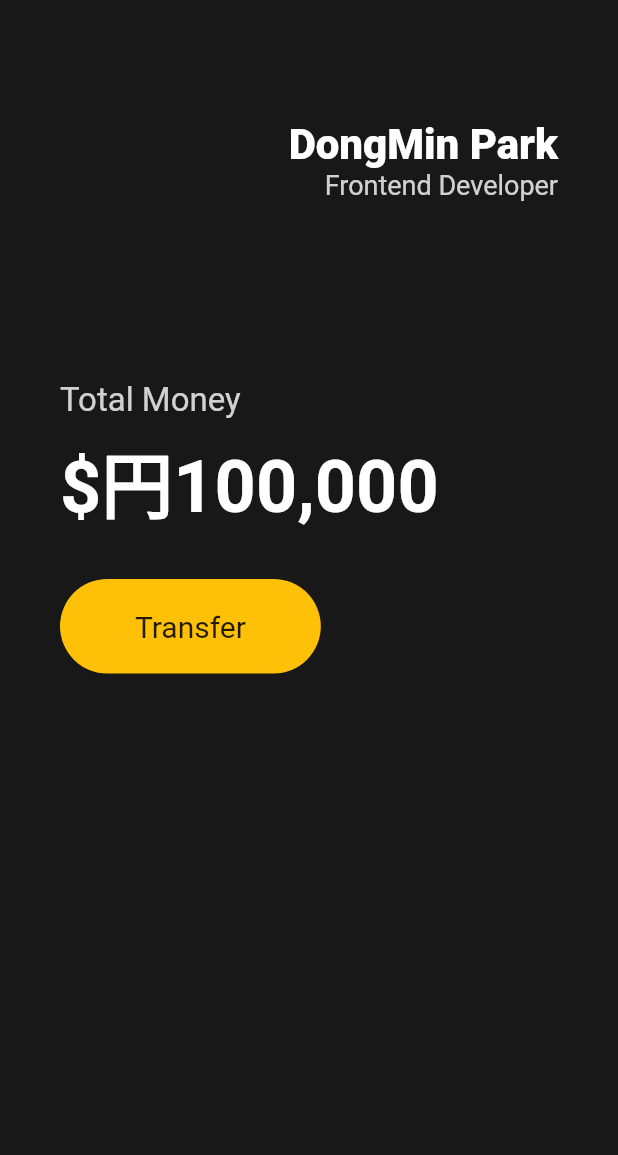
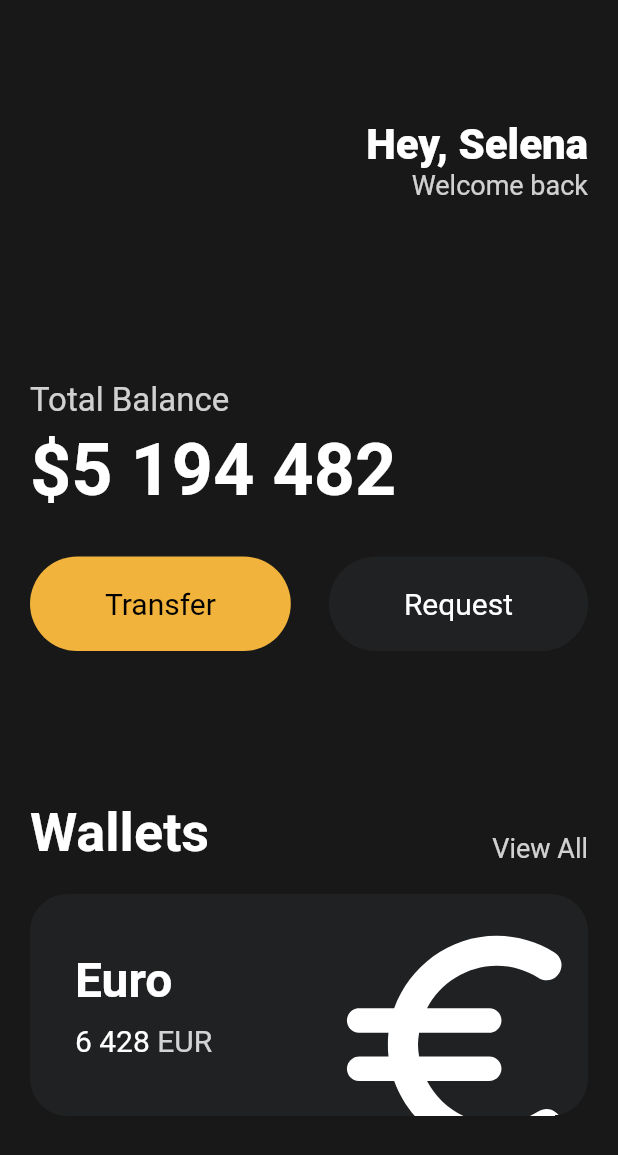
Before and after one commit to dongmin7208/line_web_comic, a Flutter app: the screen it shows after launch, on a phone screen of 412 x 824 dp. Shown: the top 1155 px of the screen. Run offline on Flutter 3.47's test engine with Material 2 defaults, Android fonts, the phone set to English and light mode, and no system bars.

Commit message:
ADD: button

```diff
--- a/lib/main.dart
+++ b/lib/main.dart
@@ -1,39 +1,36 @@
 import 'package:flutter/material.dart';
+import 'package:line_web_comic/widgets/button.dart';
 
-class Player {
-  String? name = "park";
-
-  Player({required this.name});
+void main() {
+  runApp(const App());
 }
 
-void main() {
-  runApp(MyApp());
-}
+class App extends StatelessWidget {
+  const App({super.key});
 
-class MyApp extends StatelessWidget {
   @override
   Widget build(BuildContext context) {
     return MaterialApp(
       home: Scaffold(
-        backgroundColor: Color(0xFF181818),
+        backgroundColor: const Color(0xFF181818),
         body: Padding(
-          padding: EdgeInsets.symmetric(
-            horizontal: 40,
+          padding: const EdgeInsets.symmetric(
+            horizontal: 20,
           ),
           child: Column(
             crossAxisAlignment: CrossAxisAlignment.start,
             children: [
-              SizedBox(
+              const SizedBox(
                 height: 80,
               ),
-              Row(
+              const Row(
                 mainAxisAlignment: MainAxisAlignment.end,
                 children: [
                   Column(
                     crossAxisAlignment: CrossAxisAlignment.end,
                     children: [
                       Text(
-                        'DongMin Park',
+                        'Hey, Selena',
                         style: TextStyle(
                           color: Colors.white,
                           fontSize: 28,
@@ -41,7 +38,7 @@
                         ),
                       ),
                       Text(
-                        'Frontend Developer',
+                        'Welcome back',
                         style: TextStyle(
                           color: Color.fromRGBO(255, 255, 255, 0.8),
                           fontSize: 18,
@@ -51,52 +48,135 @@
                   )
                 ],
               ),
-              SizedBox(
+              const SizedBox(
                 height: 120,
               ),
               Text(
-                'Total Money',
+                'Total Balance',
                 style: TextStyle(
                   fontSize: 22,
                   color: Colors.white.withOpacity(0.8),
                 ),
               ),
-              SizedBox(
+              const SizedBox(
                 height: 5,
               ),
-              Text(
-                '\$円100,000',
+              const Text(
+                '\$5 194 482',
                 style: TextStyle(
                   fontSize: 48,
                   fontWeight: FontWeight.w600,
                   color: Colors.white,
                 ),
               ),
-              SizedBox(
+              const SizedBox(
                 height: 30,
               ),
+              const Row(
+                mainAxisAlignment: MainAxisAlignment.spaceBetween,
+                children: [
+                  Button(
+                    text: 'Transfer',
+                    bgColor: Color(0xFFF1B33B),
+                    textColor: Colors.black,
+                  ),
+                  Button(
+                    text: 'Request',
+                    bgColor: Color(0xFF1F2123),
+                    textColor: Colors.white,
+                  ),
+                ],
+              ),
+              const SizedBox(
+                height: 100,
+              ),
               Row(
+                crossAxisAlignment: CrossAxisAlignment.end,
+                mainAxisAlignment: MainAxisAlignment.spaceBetween,
                 children: [
-                  Container(
-                    decoration: BoxDecoration(
-                      color: Colors.amber,
-                      borderRadius: BorderRadius.circular(45),
+                  const Text(
+                    'Wallets',
+                    style: TextStyle(
+                      color: Colors.white,
+                      fontSize: 36,
+                      fontWeight: FontWeight.w600,
                     ),
-                    child: Padding(
-                      padding: EdgeInsets.symmetric(
-                        vertical: 20,
-                        horizontal: 50,
+                  ),
+                  Text(
+                    'View All',
+                    style: TextStyle(
+                      color: Colors.white.withOpacity(0.8),
+                      fontSize: 18,
+                    ),
+                  ),
+                ],
+              ),
+              const SizedBox(
+                height: 20,
+              ),
+              Container(
+                clipBehavior: Clip.hardEdge,
+                decoration: BoxDecoration(
+                  color: const Color(0xFF1F2123),
+                  borderRadius: BorderRadius.circular(25),
+                ),
+                child: Padding(
+                  padding: const EdgeInsets.all(30),
+                  child: Row(
+                    mainAxisAlignment: MainAxisAlignment.spaceBetween,
+                    children: [
+                      Column(
+                        crossAxisAlignment: CrossAxisAlignment.start,
+                        children: [
+                          const Text(
+                            'Euro',
+                            style: TextStyle(
+                              color: Colors.white,
+                              fontSize: 32,
+                              fontWeight: FontWeight.w600,
+                            ),
+                          ),
+                          const SizedBox(
+                            height: 10,
+                          ),
+                          Row(
+                            children: [
+                              const Text(
+                                '6 428',
+                                style: TextStyle(
+                                  color: Colors.white,
+                                  fontSize: 20,
+                                ),
+                              ),
+                              const SizedBox(
+                                width: 5,
+                              ),
+                              Text(
+                                'EUR',
+                                style: TextStyle(
+                                  color: Colors.white.withOpacity(0.8),
+                                  fontSize: 20,
+                                ),
+                              ),
+                            ],
+                          )
+                        ],
                       ),
-                      child: Text(
-                        'Transfer',
-                        style: TextStyle(
-                          fontSize: 20,
+                      Transform.scale(
+                        scale: 2.2,
+                        child: Transform.translate(
+                          offset: const Offset(-5, 12),
+                          child: const Icon(
+                            Icons.euro_rounded,
+                            color: Colors.white,
+                            size: 88,
+                          ),
                         ),
-                      ),
-                    ),
-                  )
-                ],
-              )
+                      )
+                    ],
+                  ),
+                ),
+              ),
             ],
           ),
         ),
--- /dev/null
+++ b/lib/widgets/button.dart
@@ -0,0 +1,37 @@
+import 'package:flutter/material.dart';
+
+class Button extends StatelessWidget {
+  final String text;
+  final Color bgColor;
+  final Color textColor;
+
+  const Button({
+    super.key,
+    required this.text,
+    required this.bgColor,
+    required this.textColor,
+  });
+
+  @override
+  Widget build(BuildContext context) {
+    return Container(
+      decoration: BoxDecoration(
+        color: bgColor,
+        borderRadius: BorderRadius.circular(45),
+      ),
+      child: Padding(
+        padding: const EdgeInsets.symmetric(
+          vertical: 20,
+          horizontal: 50,
+        ),
+        child: Text(
+          text,
+          style: TextStyle(
+            color: textColor,
+            fontSize: 20,
+          ),
+        ),
+      ),
+    );
+  }
+}
```
